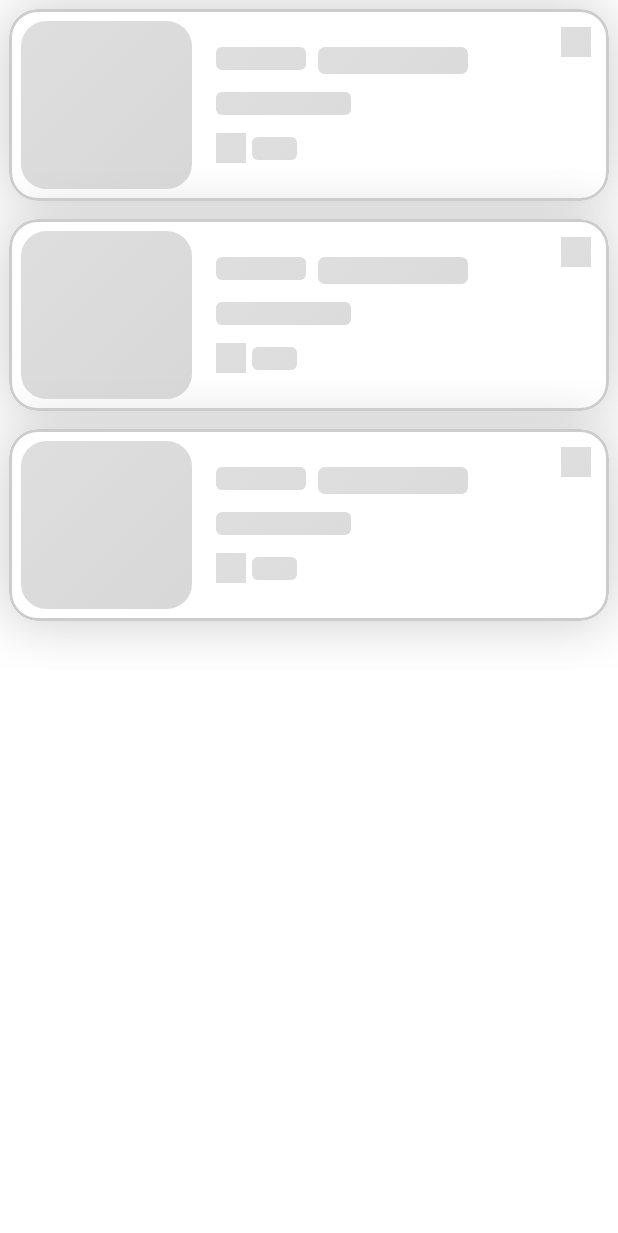
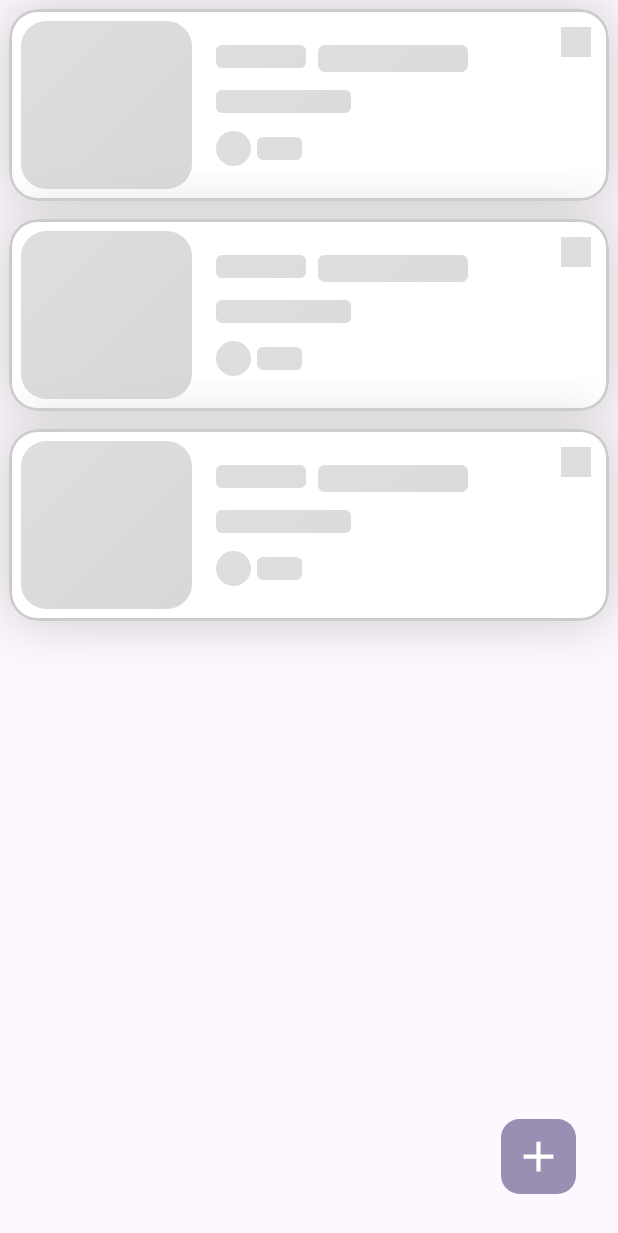
Before and after one commit to AmXLoVE/RandomUserApp, an Android app built with Jetpack Compose: the @Preview function UserListScreenContentLoadingPreview, on a phone screen of 412 x 824 dp. Shown: the top 1233 px of the screen. Run offline under Robolectric (Android 15) with nearby library versions, the phone set to English and light mode, and no system bars; our stand-ins replace Shimmer.

Commit message:
add scaffold and top padding, update country loading placeholder

```diff
--- a/app/src/main/java/ru/myapplication/randomuserapp/presentation/userlist/UserListScreen.kt
+++ b/app/src/main/java/ru/myapplication/randomuserapp/presentation/userlist/UserListScreen.kt
@@ -1,7 +1,12 @@
 package ru.myapplication.randomuserapp.presentation.userlist
 
+import androidx.compose.foundation.layout.Box
 import androidx.compose.foundation.layout.Column
+import androidx.compose.foundation.layout.PaddingValues
 import androidx.compose.foundation.layout.fillMaxSize
+import androidx.compose.foundation.layout.padding
+import androidx.compose.foundation.layout.size
+import androidx.compose.material3.Scaffold
 import androidx.compose.runtime.Composable
 import androidx.compose.runtime.getValue
 import androidx.compose.ui.Modifier
@@ -26,6 +31,13 @@ internal fun UserListScreen(
 private fun UserListScreenContent(
     state: UserListState,
 ) {
+    Scaffold { paddingValues ->
+
+        Box(
+            modifier = Modifier
+                .fillMaxSize()
+                .padding(paddingValues = paddingValues)
+        ) {
             when (state) {
                 is UserListState.Content -> UserListScreenContent(
                     state = state,
@@ -36,6 +48,8 @@ private fun UserListScreenContent(
                 )
 
                 UserListState.Loading -> UserListScreenLoading()
+            }
+        }
     }
 }
 
--- a/app/src/main/java/ru/myapplication/randomuserapp/presentation/userlist/widget/UserListScreenLoading.kt
+++ b/app/src/main/java/ru/myapplication/randomuserapp/presentation/userlist/widget/UserListScreenLoading.kt
@@ -13,6 +13,7 @@ import androidx.compose.foundation.layout.height
 import androidx.compose.foundation.layout.padding
 import androidx.compose.foundation.layout.size
 import androidx.compose.foundation.layout.width
+import androidx.compose.foundation.shape.CircleShape
 import androidx.compose.foundation.shape.RoundedCornerShape
 import androidx.compose.runtime.Composable
 import androidx.compose.ui.Alignment
@@ -137,7 +138,8 @@ internal fun UserListScreenLoading() {
 
                                 Box(
                                     modifier = Modifier
-                                        .size(20.dp)
+                                        .size(23.dp)
+                                        .clip(CircleShape)
                                         .shimmerLoading()
                                 ) {}
 
```
Lines whose indentation alone changed are shown as unchanged.
